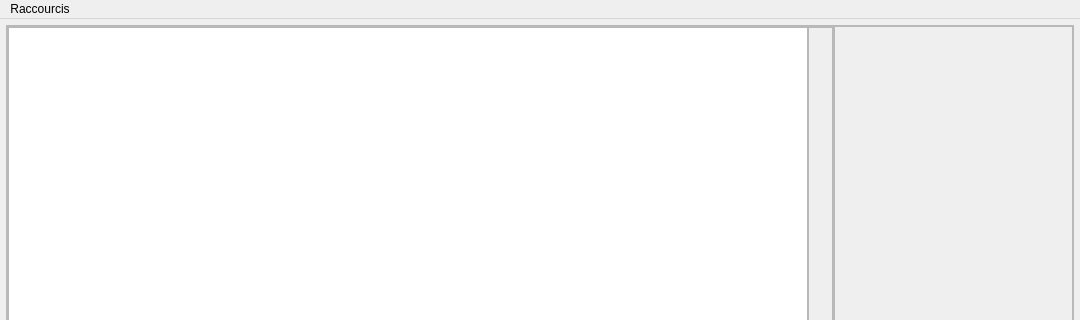
Above: src/interface/previsat.ui from mconsidine/previsat_archive before the change; both pictures show x 0 to 1080 and y 0 to 320 of the 1080 by 684 pixel window. Below: the same form after it.
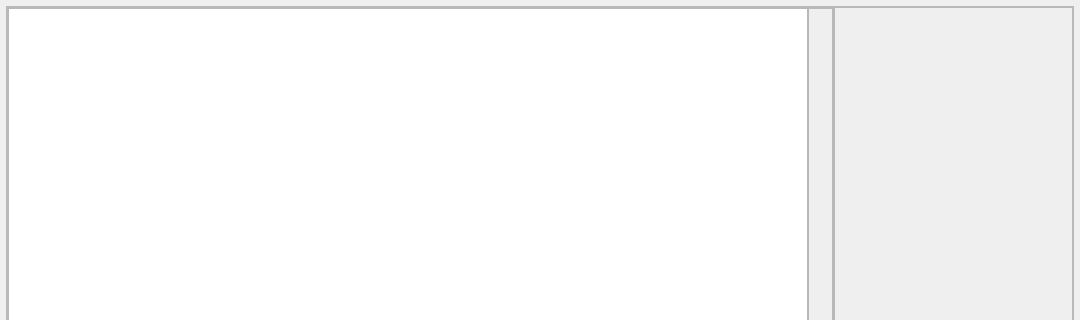
That is the form after the change. Icons and pictures are not drawn.

Commit message: Modification de la lecture des donnees ISS Correction des raccourcis clavier

Diff of the .ui file:
```diff
--- a/src/interface/previsat.ui
+++ b/src/interface/previsat.ui
@@ -272,33 +272,6 @@
     </item>
    </layout>
   </widget>
-  <widget class="QMenuBar" name="barreMenu">
-   <property name="geometry">
-    <rect>
-     <x>0</x>
-     <y>0</y>
-     <width>1080</width>
-     <height>22</height>
-    </rect>
-   </property>
-   <property name="autoFillBackground">
-    <bool>true</bool>
-   </property>
-   <widget class="QMenu" name="menuRaccourcis">
-    <property name="title">
-     <string notr="true">Raccourcis</string>
-    </property>
-    <addaction name="actionRaccourci_Previsions"/>
-    <addaction name="actionRaccourci_Flashs"/>
-    <addaction name="actionRaccourci_Transits"/>
-    <addaction name="actionRaccourci_Evenements"/>
-    <addaction name="separator"/>
-    <addaction name="actionRaccourci_Informations"/>
-    <addaction name="actionRaccourci_Recherche"/>
-    <addaction name="actionRaccourci_Station"/>
-   </widget>
-   <addaction name="menuRaccourcis"/>
-  </widget>
   <widget class="QStatusBar" name="barreStatut">
    <property name="autoFillBackground">
     <bool>true</bool>
```
Left out of the diff: 56 changed lines with no effect on the pictures. The commit also changes 10 other files.
